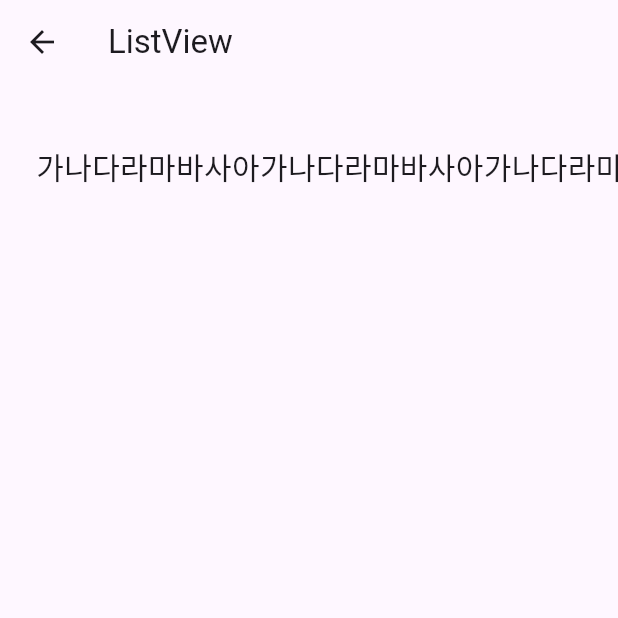
After one commit to oseoooojin/online_lecture_smwu, a Flutter app: the screen it shows after launch, after a tap on "ListView", on a phone screen of 412 x 824 dp, the top half of it. The commit adds this screen. Run offline on Flutter 3.47's test engine with Material 3 defaults, Android fonts, the phone set to English and light mode, and no system bars.

Commit message:
listview 추가

```diff
--- /dev/null
+++ b/lib/listview/listview_screen.dart
@@ -0,0 +1,54 @@
+
+
+import 'package:flutter/material.dart';
+
+class ListviewScreen extends StatelessWidget {
+  const ListviewScreen({super.key});
+
+  @override
+  Widget build(BuildContext context) {
+    return Scaffold(
+      appBar: AppBar(
+        title: Text("ListView"),
+      ),
+      body: ListView(
+        padding: EdgeInsets.symmetric(horizontal: 24, vertical: 40),
+        scrollDirection: Axis.horizontal,
+        children: [
+          Text("가", style: TextStyle(fontSize: 20)),
+          Text("나", style: TextStyle(fontSize: 20)),
+          Text("다", style: TextStyle(fontSize: 20)),
+          Text("라", style: TextStyle(fontSize: 20)),
+          Text("마", style: TextStyle(fontSize: 20)),
+          Text("바", style: TextStyle(fontSize: 20)),
+          Text("사", style: TextStyle(fontSize: 20)),
+          Text("아", style: TextStyle(fontSize: 20)),
+          Text("가", style: TextStyle(fontSize: 20)),
+          Text("나", style: TextStyle(fontSize: 20)),
+          Text("다", style: TextStyle(fontSize: 20)),
+          Text("라", style: TextStyle(fontSize: 20)),
+          Text("마", style: TextStyle(fontSize: 20)),
+          Text("바", style: TextStyle(fontSize: 20)),
+          Text("사", style: TextStyle(fontSize: 20)),
+          Text("아", style: TextStyle(fontSize: 20)),
+          Text("가", style: TextStyle(fontSize: 20)),
+          Text("나", style: TextStyle(fontSize: 20)),
+          Text("다", style: TextStyle(fontSize: 20)),
+          Text("라", style: TextStyle(fontSize: 20)),
+          Text("마", style: TextStyle(fontSize: 20)),
+          Text("바", style: TextStyle(fontSize: 20)),
+          Text("사", style: TextStyle(fontSize: 20)),
+          Text("아", style: TextStyle(fontSize: 20)),
+          Text("가", style: TextStyle(fontSize: 20)),
+          Text("나", style: TextStyle(fontSize: 20)),
+          Text("다", style: TextStyle(fontSize: 20)),
+          Text("라", style: TextStyle(fontSize: 20)),
+          Text("마", style: TextStyle(fontSize: 20)),
+          Text("바", style: TextStyle(fontSize: 20)),
+          Text("사", style: TextStyle(fontSize: 20)),
+          Text("아", style: TextStyle(fontSize: 20)),
+        ],
+      ),
+    );
+  }
+}
--- a/lib/screen/button_screen.dart
+++ b/lib/screen/button_screen.dart
@@ -1,5 +1,8 @@
 import 'package:flutter/cupertino.dart';
 import 'package:flutter/material.dart';
+import 'package:smwu/listview/listview_builder_screen.dart';
+import 'package:smwu/listview/listview_practice_screen.dart';
+import 'package:smwu/listview/listview_screen.dart';
 import 'package:smwu/screen/%20image/image_screen.dart';
 import 'package:smwu/screen/column_practice_screen.dart';
 import 'package:smwu/screen/column_row_advanced_screen.dart';
@@ -146,6 +149,36 @@ class ButtonScreen extends StatelessWidget {
                     ));
                   },
                   child: Text("Stack 실습")),
+              SizedBox(height: 10),
+              ElevatedButton(
+                  onPressed: () {
+                    Navigator.push(context, MaterialPageRoute(
+                      builder: (context) {
+                        return ListviewScreen();
+                      },
+                    ));
+                  },
+                  child: Text("ListView")),
+              SizedBox(height: 10),
+              ElevatedButton(
+                  onPressed: () {
+                    Navigator.push(context, MaterialPageRoute(
+                      builder: (context) {
+                        return ListviewBuilderScreen();
+                      },
+                    ));
+                  },
+                  child: Text("ListViewBuilder")),
+              SizedBox(height: 10),
+              ElevatedButton(
+                  onPressed: () {
+                    Navigator.push(context, MaterialPageRoute(
+                      builder: (context) {
+                        return ListviewPracticeScreen();
+                      },
+                    ));
+                  },
+                  child: Text("ListView 실습")),
             ],
           ),
         ),
```
Also changed, not shown: lib/listview/listview_builder_screen.dart (added, +29 -0 lines), lib/listview/listview_practice_screen.dart (added, +34 -0 lines), 3 other files.
